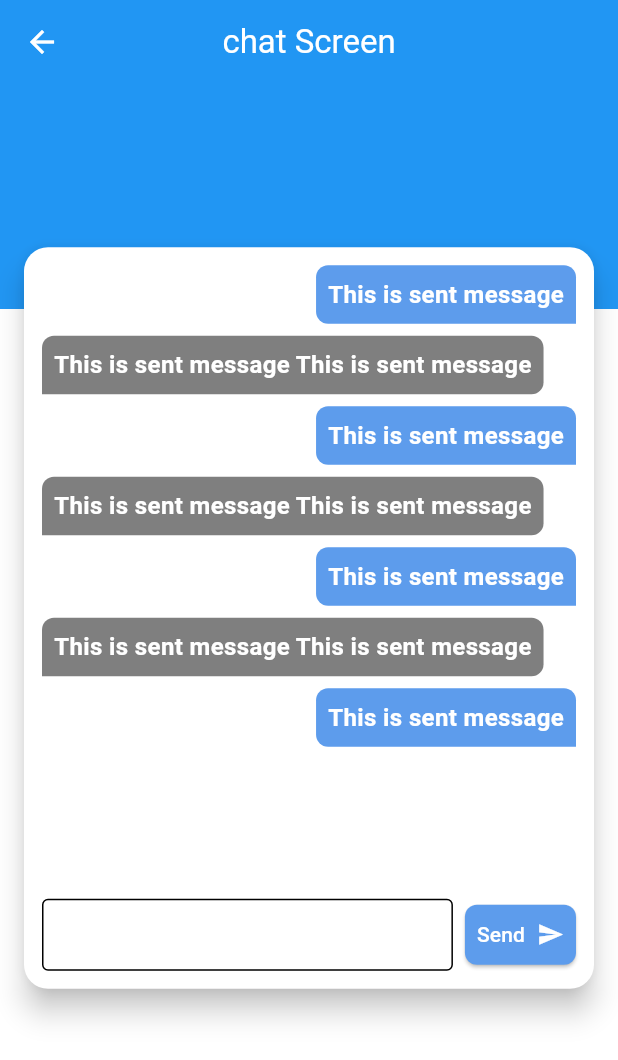
After one commit to MINA000000/chat_now, a Flutter app: the ChatScreen screen opened by its route, on a phone screen of 412 x 824 dp. The commit adds this screen. Shown: the top 1060 px of the screen. Run offline on Flutter 3.47's test engine with Material 3 defaults, Android fonts, the phone set to English and light mode, and no system bars; our stand-ins replace cloud_firestore, firebase_auth, firebase_core, flutter_bloc, fluttertoast; accounts and stored records are empty.

Commit message:
finish chat screen UI

```diff
--- /dev/null
+++ b/lib/chat/view/screens/chat_screen.dart
@@ -0,0 +1,98 @@
+import 'package:chat_now/chat/view/widgets/received_message.dart';
+import 'package:chat_now/chat/view/widgets/sent_message.dart';
+import 'package:chat_now/shared/app_theme.dart';
+import 'package:flutter/material.dart';
+
+class ChatScreen extends StatelessWidget {
+  const ChatScreen({super.key});
+  static const String route = '/chat-screen';
+  @override
+  Widget build(BuildContext context) {
+    return Scaffold(
+      extendBodyBehindAppBar: true,
+      appBar: AppBar(title: Text('chat Screen'), centerTitle: true),
+      body: Container(
+        padding: EdgeInsets.all(16),
+        decoration: BoxDecoration(
+          gradient: LinearGradient(
+            colors: [Colors.blue, Colors.white],
+            begin: AlignmentDirectional.topCenter,
+            end: AlignmentDirectional.bottomCenter,
+            stops: [0.25, 0.25],
+          ),
+        ),
+        child: Center(
+          child: Material(
+            elevation: 8,
+            borderRadius: BorderRadius.circular(16),
+            clipBehavior: Clip.antiAliasWithSaveLayer,
+            child: Container(
+              padding: EdgeInsets.all(12),
+              height: MediaQuery.of(context).size.height * 0.6,
+              color: Colors.white,
+              child: Column(
+                children: [
+                  Expanded(
+                    child: ListView.separated(
+                      itemBuilder: (_, index) {
+                        if (index % 2 == 0) {
+                          return SentMessage(message: 'This is sent message');
+                        } else {
+                          return ReceivedMessage(
+                            message:
+                                'This is sent message This is sent message',
+                          );
+                        }
+                      },
+                      itemCount: 7,
+                      padding: EdgeInsets.zero,
+                      separatorBuilder: (_, _) => SizedBox(height: 8),
+                    ),
+                  ),
+                  Row(
+                    children: [
+                      Expanded(
+                        child: TextField(
+                          decoration: InputDecoration(
+                            enabledBorder: OutlineInputBorder(),
+                            focusedBorder: OutlineInputBorder(),
+                            contentPadding: EdgeInsetsDirectional.only(
+                              start: 8,
+                            ),
+                          ),
+                          style: TextStyle(
+                            color: AppTheme.primary,
+                            fontSize: 18,
+                          ),
+                        ),
+                      ),
+                      SizedBox(width: 8),
+                      ElevatedButton(
+                        onPressed: () {},
+                        style: ElevatedButton.styleFrom(
+                          padding: EdgeInsets.symmetric(horizontal: 8),
+                          backgroundColor: Theme.of(context).primaryColor,
+                          foregroundColor: AppTheme.whiteColor,
+                          shape: RoundedRectangleBorder(
+                            borderRadius: BorderRadius.circular(8),
+                          ),
+                        ),
+                        child: Row(
+                          children: [
+                            Text('Send'),
+                            SizedBox(width: 8),
+                            Icon(Icons.send),
+                          ],
+                        ),
+                      ),
+                    ],
+                  ),
+                ],
+              ),
+            ),
+          ),
+        ),
+      ),
+    );
+  }
+}
--- /dev/null
+++ b/lib/chat/view/widgets/received_message.dart
@@ -0,0 +1,25 @@
+import 'package:chat_now/shared/app_theme.dart';
+import 'package:flutter/material.dart';
+
+class ReceivedMessage extends StatelessWidget {
+  const ReceivedMessage({super.key, required this.message});
+  final String message;
+  @override
+  Widget build(BuildContext context) {
+    return Align(
+      alignment: AlignmentDirectional.topStart,
+      child: Container(
+        padding: EdgeInsets.all(8),
+        decoration: BoxDecoration(
+          color: AppTheme.greyColor,
+          borderRadius: BorderRadiusDirectional.only(
+            topStart: Radius.circular(8),
+            topEnd: Radius.circular(8),
+            bottomEnd: Radius.circular(8),
+          ),
+        ),
+        child: Text(message, style: TextStyle(color: Colors.white)),
+      ),
+    );
+  }
+}
--- /dev/null
+++ b/lib/chat/view/widgets/sent_message.dart
@@ -0,0 +1,24 @@
+import 'package:flutter/material.dart';
+
+class SentMessage extends StatelessWidget {
+  const SentMessage({super.key, required this.message});
+  final String message;
+  @override
+  Widget build(BuildContext context) {
+    return Align(
+      alignment: AlignmentDirectional.topEnd,
+      child: Container(
+        padding: EdgeInsets.all(8),
+        decoration: BoxDecoration(
+          color: Theme.of(context).primaryColor,
+          borderRadius: BorderRadiusDirectional.only(
+            topStart: Radius.circular(8),
+            topEnd: Radius.circular(8),
+            bottomStart: Radius.circular(8),
+          ),
+        ),
+        child: Text(message, style: TextStyle(color: Colors.white)),
+      ),
+    );
+  }
+}
--- a/lib/home_screen.dart
+++ b/lib/home_screen.dart
@@ -1,3 +1,4 @@
+import 'package:chat_now/chat/view/screens/chat_screen.dart';
 import 'package:chat_now/rooms/view/screens/create_room_screen.dart';
 import 'package:chat_now/rooms/view/widgets/room_item.dart';
 import 'package:chat_now/rooms/view_model/rooms_states.dart';
@@ -57,7 +58,7 @@ class _HomeScreenState extends State<HomeScreen> {
                       if (state is GetRoomsLoading) {
                         return LoadingIndicator();
                       } else if (state is GetRoomsError) {
-                        return ErrorIndicator(message: state.message,);
+                        return ErrorIndicator(message: state.message);
                       } else if (state is GetRoomsSuccess) {
                         return GridView.builder(
                           gridDelegate:
@@ -66,7 +67,10 @@ class _HomeScreenState extends State<HomeScreen> {
                                 mainAxisSpacing: 8,
                                 crossAxisSpacing: 8,
                               ),
-                          itemBuilder: (_, index) => RoomItem(roomModel: viewModel.rooms[index],),
+                          itemBuilder: (_, index) => InkWell(
+                            onTap: () => Navigator.of(context).pushNamed(ChatScreen.route),
+                            child: RoomItem(roomModel: viewModel.rooms[index]),
+                          ),
                           itemCount: viewModel.rooms.length,
                         );
                       }
--- a/lib/main.dart
+++ b/lib/main.dart
@@ -1,5 +1,6 @@
 import 'package:chat_now/auth/view/screens/login_screen.dart';
 import 'package:chat_now/auth/view/screens/register_screen.dart';
+import 'package:chat_now/chat/view/screens/chat_screen.dart';
 import 'package:chat_now/firebase_options.dart';
 import 'package:chat_now/home_screen.dart';
 import 'package:chat_now/auth/view_model/auth_view_model.dart';
@@ -27,7 +28,8 @@ class ChatNow extends StatelessWidget {
         HomeScreen.route: (_) => HomeScreen(),
         LoginScreen.route: (_) => LoginScreen(),
         RegisterScreen.route: (_) => RegisterScreen(),
-        CreateRoomScreen.route: (_)=>CreateRoomScreen()
+        CreateRoomScreen.route: (_)=>CreateRoomScreen(),
+        ChatScreen.route: (_)=>ChatScreen(),
       },
       initialRoute: HomeScreen.route,
       themeMode: ThemeMode.light,
--- a/lib/rooms/view/screens/create_room_screen.dart
+++ b/lib/rooms/view/screens/create_room_screen.dart
@@ -22,6 +22,7 @@ class CreateRoomScreen extends StatelessWidget {
     return BlocProvider(
       create: (context) => viewModel,
       child: Scaffold(
+        resizeToAvoidBottomInset: false,
         appBar: AppBar(
           title: Text('Chat Now', style: Theme.of(context).textTheme.bodyLarge),
         ),
```
